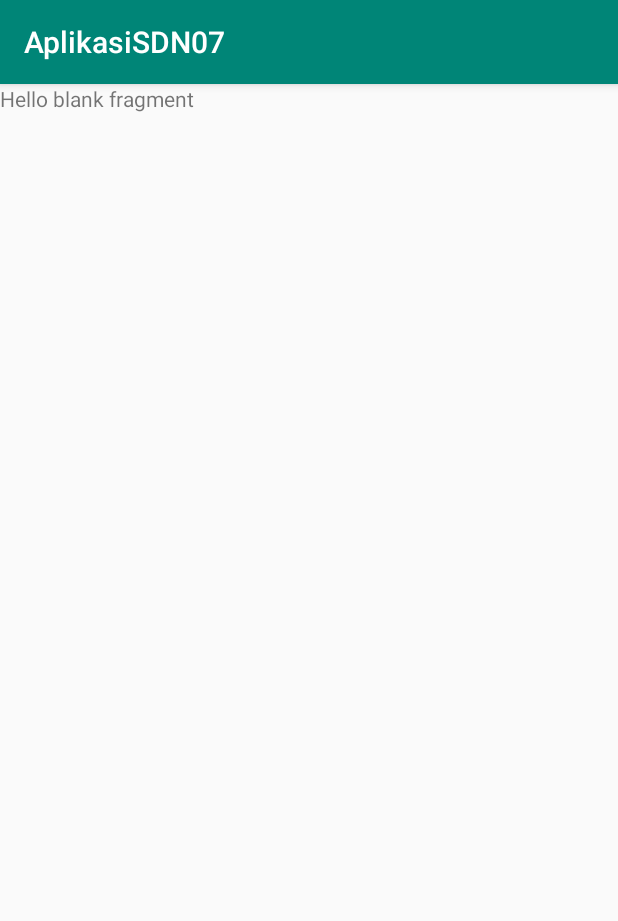
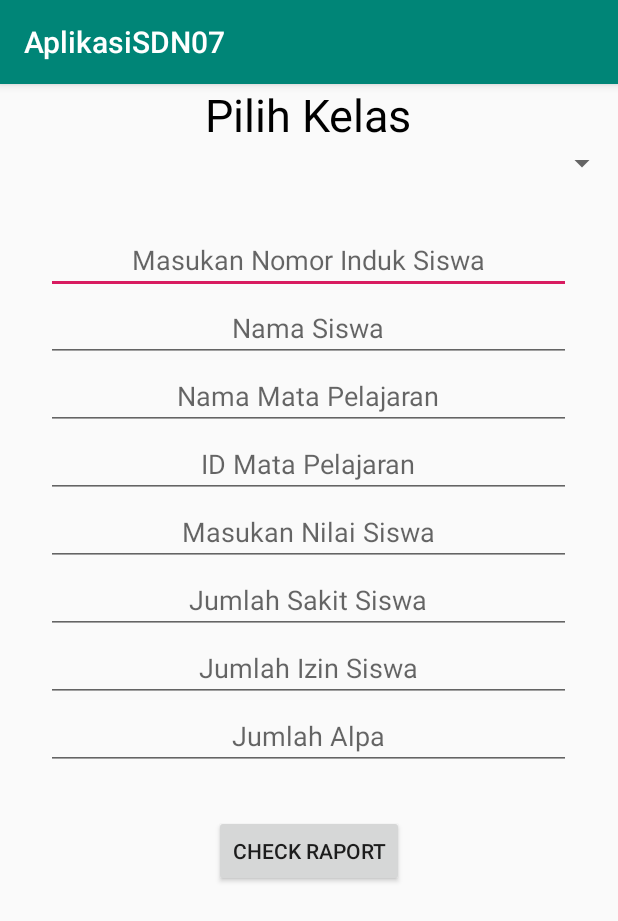
Before and after one commit to musupadi/SDN07RaportManagement, an Android app: the fragment NilaiFragmentGuru shown on its own in the app's theme, on a phone screen of 412 x 824 dp. Shown: the top 921 px of the screen. Run offline under Robolectric (Android 15) with nearby library versions, the phone set to English and light mode, and no system bars; 1 statement that could not run was skipped.

Commit message:
SDN 07 KKP
Signed-off-by: musupadi159@gmail.com <99162262s>

```diff
--- a/app/src/main/java/com/destinyapp/aplikasisdn07/Guru/Fragment/NilaiFragmentGuru.java
+++ b/app/src/main/java/com/destinyapp/aplikasisdn07/Guru/Fragment/NilaiFragmentGuru.java
@@ -1,19 +1,49 @@
 package com.destinyapp.aplikasisdn07.Guru.Fragment;
 
 
+import android.content.Intent;
 import android.os.Bundle;
+import android.support.annotation.NonNull;
+import android.support.annotation.Nullable;
 import android.support.v4.app.Fragment;
 import android.view.LayoutInflater;
 import android.view.View;
 import android.view.ViewGroup;
+import android.widget.AdapterView;
+import android.widget.AutoCompleteTextView;
+import android.widget.Button;
+import android.widget.EditText;
+import android.widget.Spinner;
+import android.widget.TextView;
+import android.widget.Toast;
 
+import com.destinyapp.aplikasisdn07.API.ApiRequest;
+import com.destinyapp.aplikasisdn07.API.RetroServer;
+import com.destinyapp.aplikasisdn07.Guru.Adapter.AdapterKelasSpinner;
+import com.destinyapp.aplikasisdn07.Guru.Adapter.AdapterNIS;
+import com.destinyapp.aplikasisdn07.Guru.Adapter.AdapterNamaMapel;
+import com.destinyapp.aplikasisdn07.Guru.MainGuruActivity;
+import com.destinyapp.aplikasisdn07.Models.DataModel;
+import com.destinyapp.aplikasisdn07.Models.ResponseModel;
 import com.destinyapp.aplikasisdn07.R;
+
+import java.util.ArrayList;
+import java.util.List;
+
+import retrofit2.Call;
+import retrofit2.Callback;
+import retrofit2.Response;
 
 /**
  * A simple {@link Fragment} subclass.
  */
 public class NilaiFragmentGuru extends Fragment {
 
+    Spinner Kelas;
+    AutoCompleteTextView NIS,NamaMapel;
+    EditText NamaSiswa,idMapel,isiNilai,sakit,izin,alpa;
+    private List<DataModel> aList = new ArrayList<>();
+    private AdapterKelasSpinner aSpinner;
 
     public NilaiFragmentGuru() {
         // Required empty public constructor
@@ -27,5 +57,183 @@ public class NilaiFragmentGuru extends Fragment {
         return inflater.inflate(R.layout.fragment_nilai_fragment_guru, container, false);
     }
 
+    @Override
+    public void onViewCreated(@NonNull View view, @Nullable Bundle savedInstanceState) {
+        super.onViewCreated(view, savedInstanceState);
+        Kelas = (Spinner)view.findViewById(R.id.SpinnerKelasPenilaianGuru);
+        NIS = (AutoCompleteTextView)view.findViewById(R.id.ACTNISPenilaianGuru);
+        NamaSiswa = (EditText) view.findViewById(R.id.tvNamaSiswaPenilaianGuru);
+        NamaMapel = (AutoCompleteTextView) view.findViewById(R.id.ACTNamaPelajaranPenilaianGuru);
+        idMapel = (EditText)view.findViewById(R.id.tvIdPelajaranPenilaianGuru);
+        isiNilai = (EditText)view.findViewById(R.id.etIsiNilaiGuru);
+        sakit = (EditText)view.findViewById(R.id.etBanyakSakitGuru);
+        izin = (EditText)view.findViewById(R.id.etBanyakIzinGuru);
+        alpa = (EditText)view.findViewById(R.id.etBanyakAlpaGuru);
+        getKelas();
+        aSpinner = new AdapterKelasSpinner(getActivity(),aList);
+        Kelas.setAdapter(aSpinner);
 
+        Kelas.setOnItemSelectedListener(new AdapterView.OnItemSelectedListener() {
+            @Override
+            public void onItemSelected(AdapterView<?> parent, View view, int position, long id) {
+                DataModel clickedItem = (DataModel) parent.getItemAtPosition(position);
+                String clickedItemNamaKelas = clickedItem.getNama_kelas();
+                GetIDKelas(clickedItemNamaKelas);
+                kosong();
+            }
+
+            @Override
+            public void onNothingSelected(AdapterView<?> parent) {
+
+            }
+        });
+        NIS.setOnFocusChangeListener(new View.OnFocusChangeListener() {
+            @Override
+            public void onFocusChange(View v, boolean hasFocus) {
+                if(!hasFocus){
+                    String nis = NIS.getEditableText().toString();
+                    getNamaFromNIS(nis);
+                }
+            }
+        });
+        NamaMapel.setOnFocusChangeListener(new View.OnFocusChangeListener() {
+            @Override
+            public void onFocusChange(View v, boolean hasFocus) {
+                if(!hasFocus){
+                    String mapel = NamaMapel.getEditableText().toString();
+                    getIDMapel(mapel);
+                }
+            }
+        });
+    }
+    private void getKelas(){
+        ApiRequest api = RetroServer.getClient().create(ApiRequest.class);
+        Call<ResponseModel> GetKelas = api.getKelas();
+        GetKelas.enqueue(new Callback<ResponseModel>() {
+            @Override
+            public void onResponse(Call<ResponseModel> call, Response<ResponseModel> response) {
+                aList=response.body().getResult();
+                AdapterKelasSpinner adapter = new AdapterKelasSpinner(getActivity(),aList);
+                Kelas.setAdapter(adapter);
+            }
+
+            @Override
+            public void onFailure(Call<ResponseModel> call, Throwable t) {
+                Toast.makeText(getActivity(),"Kelas Tidak Ditemukan",Toast.LENGTH_SHORT).show();
+            }
+        });
+    }
+    private void GetIDKelas(String NamaKelas){
+        ApiRequest api = RetroServer.getClient().create(ApiRequest.class);
+        Call<ResponseModel> getIDKelas = api.GetIDKelas(NamaKelas);
+        getIDKelas.enqueue(new Callback<ResponseModel>() {
+            @Override
+            public void onResponse(Call<ResponseModel> call, Response<ResponseModel> response) {
+                String idKelas = response.body().getId_kelas();
+                String tingkatKelas = response.body().getTingkat_kelas();
+                getAutoText(idKelas);
+                getMapel(tingkatKelas);
+            }
+
+            @Override
+            public void onFailure(Call<ResponseModel> call, Throwable t) {
+                Toast.makeText(getActivity(),"Data Error dalam getAUtoNISData",Toast.LENGTH_SHORT).show();
+            }
+        });
+    }
+    private void getAutoText(String idKelas){
+        ApiRequest api = RetroServer.getClient().create(ApiRequest.class);
+        Call<ResponseModel> getAuto = api.getAllSiswaFromGuru(idKelas);
+        getAuto.enqueue(new Callback<ResponseModel>() {
+            @Override
+            public void onResponse(Call<ResponseModel> call, Response<ResponseModel> response) {
+                aList = response.body().getResult();
+                AdapterNIS adapterNIS = new AdapterNIS(getActivity(),aList);
+                NIS.setAdapter(adapterNIS);
+            }
+
+            @Override
+            public void onFailure(Call<ResponseModel> call, Throwable t) {
+                Toast.makeText(getActivity(),"Data Error pada getAutoText Method",Toast.LENGTH_SHORT).show();
+            }
+        });
+    }
+    private void getNamaFromNIS(String nis){
+        ApiRequest api = RetroServer.getClient().create(ApiRequest.class);
+        Call<ResponseModel> getNama = api.getDataSiswa(nis);
+        getNama.enqueue(new Callback<ResponseModel>() {
+            @Override
+            public void onResponse(Call<ResponseModel> call, Response<ResponseModel> response) {
+                String nama = response.body().getNama_siswa();
+                NamaSiswa.setText(nama);
+            }
+
+            @Override
+            public void onFailure(Call<ResponseModel> call, Throwable t) {
+                Toast.makeText(getActivity(),"Data Error dalam getNamaFromNis Method",Toast.LENGTH_SHORT).show();
+            }
+        });
+    }
+    private void getMapel(String tingkatKelas){
+        ApiRequest api = RetroServer.getClient().create(ApiRequest.class);
+        Call<ResponseModel> getMapel = api.getMapel(tingkatKelas);
+        getMapel.enqueue(new Callback<ResponseModel>() {
+            @Override
+            public void onResponse(Call<ResponseModel> call, Response<ResponseModel> response) {
+                aList=response.body().getResult();
+                AdapterNamaMapel adapter = new AdapterNamaMapel(getActivity(),aList);
+                NamaMapel.setAdapter(adapter);
+            }
+
+            @Override
+            public void onFailure(Call<ResponseModel> call, Throwable t) {
+                Toast.makeText(getActivity(),"Data Error dalam getMapel Method",Toast.LENGTH_SHORT).show();
+            }
+        });
+    }
+    private void getIDMapel(final String ID){
+        ApiRequest api = RetroServer.getClient().create(ApiRequest.class);
+        Call<ResponseModel> getIDMapel = api.getIDMapel(ID);
+        getIDMapel.enqueue(new Callback<ResponseModel>() {
+            @Override
+            public void onResponse(Call<ResponseModel> call, Response<ResponseModel> response) {
+                idMapel.setText(response.body().getId_mapel());
+                String nis = NIS.getEditableText().toString();
+                AutoNilai(nis,response.body().getId_mapel());
+            }
+
+            @Override
+            public void onFailure(Call<ResponseModel> call, Throwable t) {
+                Toast.makeText(getActivity(),"Data Error dalam getIDMapel Method",Toast.LENGTH_SHORT).show();
+            }
+        });
+    }
+    private void AutoNilai(String nis,String IDMapel){
+        ApiRequest api = RetroServer.getClient().create(ApiRequest.class);
+        Call<ResponseModel> getNilai = api.GetNilai(nis,IDMapel);
+        getNilai.enqueue(new Callback<ResponseModel>() {
+            @Override
+            public void onResponse(Call<ResponseModel> call, Response<ResponseModel> response) {
+                String Response = response.body().getResponse();
+                if(Response.equals("Succes")){
+                    isiNilai.setText(response.body().getNilai());
+                }
+            }
+
+            @Override
+            public void onFailure(Call<ResponseModel> call, Throwable t) {
+                Toast.makeText(getActivity(),"Data Error di AutoNilai",Toast.LENGTH_SHORT).show();
+            }
+        });
+    }
+    private void kosong(){
+        NIS.setText("");
+        NamaSiswa.setText("");
+        NamaMapel.setText("");
+        idMapel.setText("");
+        isiNilai.setText("");
+        sakit.setText("");
+        izin.setText("");
+        alpa.setText("");
+    }
 }
--- a/app/src/main/java/com/destinyapp/aplikasisdn07/Guru/Fragment/RaportSiswaGuru.java
+++ b/app/src/main/java/com/destinyapp/aplikasisdn07/Guru/Fragment/RaportSiswaGuru.java
@@ -13,6 +13,7 @@ import android.view.ViewGroup;
 import android.widget.AdapterView;
 import android.widget.AutoCompleteTextView;
 import android.widget.Button;
+import android.widget.EditText;
 import android.widget.Spinner;
 import android.widget.TextView;
 import android.widget.Toast;
@@ -41,7 +42,7 @@ import retrofit2.Response;
 public class RaportSiswaGuru extends Fragment {
     Spinner Kelas;
     AutoCompleteTextView NIS;
-    TextView NamaSiswa;
+    EditText NamaSiswa;
     Button btnCheck;
     private List<DataModel> aList = new ArrayList<>();
     private AdapterKelasSpinner aSpinner;
@@ -63,7 +64,7 @@ public class RaportSiswaGuru extends Fragment {
         super.onViewCreated(view, savedInstanceState);
         Kelas = (Spinner)view.findViewById(R.id.SpinnerKelasGuru);
         NIS = (AutoCompleteTextView)view.findViewById(R.id.ACTNISGuru);
-        NamaSiswa = (TextView)view.findViewById(R.id.tvNamaSiswaRaportGuru);
+        NamaSiswa = (EditText) view.findViewById(R.id.tvNamaSiswaRaportGuru);
         btnCheck = (Button)view.findViewById(R.id.btnCheckRaport);
 
         //Logic
--- a/app/src/main/java/com/destinyapp/aplikasisdn07/Guru/MainGuruActivity.java
+++ b/app/src/main/java/com/destinyapp/aplikasisdn07/Guru/MainGuruActivity.java
@@ -31,6 +31,7 @@ import com.destinyapp.aplikasisdn07.Guru.Fragment.AbsensiSiswaGuru;
 import com.destinyapp.aplikasisdn07.Guru.Fragment.AllClassFragmentGuru;
 import com.destinyapp.aplikasisdn07.Guru.Fragment.AllSiswaInKelasGuru;
 import com.destinyapp.aplikasisdn07.Guru.Fragment.GuruMengajarFragment;
+import com.destinyapp.aplikasisdn07.Guru.Fragment.NilaiFragmentGuru;
 import com.destinyapp.aplikasisdn07.Guru.Fragment.PemberianNilaiFragment;
 import com.destinyapp.aplikasisdn07.Guru.Fragment.RaportFinalSiswaGuru;
 import com.destinyapp.aplikasisdn07.Guru.Fragment.RaportSiswaGuru;
@@ -177,7 +178,7 @@ public class MainGuruActivity extends AppCompatActivity
         } else if (id == R.id.nav_absenGuru) {
             fragment = new AbsenSiswaGuru();
         } else if (id == R.id.nav_penilaianGuru) {
-            fragment = new AllClassFragmentGuru();
+            fragment = new NilaiFragmentGuru();
         }else if (id == R.id.nav_raportGuru) {
             fragment = new RaportSiswaGuru();
         } else if (id == R.id.nav_tugasGuru) {
--- a/app/src/main/res/layout/fragment_nilai_fragment_guru.xml
+++ b/app/src/main/res/layout/fragment_nilai_fragment_guru.xml
@@ -1,14 +1,104 @@
 <?xml version="1.0" encoding="utf-8"?>
-<FrameLayout xmlns:android="http://schemas.android.com/apk/res/android"
+<LinearLayout xmlns:android="http://schemas.android.com/apk/res/android"
     xmlns:tools="http://schemas.android.com/tools"
     android:layout_width="match_parent"
     android:layout_height="match_parent"
-    tools:context=".Guru.Fragment.NilaiFragmentGuru">
+    tools:context=".Guru.Fragment.RaportSiswaGuru"
+    android:orientation="vertical">
 
-    <!-- TODO: Update blank fragment layout -->
+
     <TextView
+        android:layout_width="wrap_content"
+        android:layout_height="wrap_content"
+        android:text="Pilih Kelas"
+        android:layout_gravity="center_horizontal"
+        android:textSize="30dp"
+        android:textColor="@android:color/black"/>
+    <Spinner
+        android:id="@+id/SpinnerKelasPenilaianGuru"
+        android:autofillHints="Masukan Nama Kelas"
+        android:gravity="center"
+        android:layout_gravity="right"
         android:layout_width="match_parent"
-        android:layout_height="match_parent"
-        android:text="@string/hello_blank_fragment" />
+        android:layout_height="wrap_content">
+    </Spinner>
 
-</FrameLayout>
+
+    <AutoCompleteTextView
+        android:layout_marginTop="30dp"
+        android:gravity="center"
+        android:hint="Masukan Nomor Induk Siswa"
+        android:id="@+id/ACTNISPenilaianGuru"
+        android:layout_gravity="center_horizontal"
+        android:layout_width="350dp"
+        android:layout_height="wrap_content" />
+    <EditText
+        android:id="@+id/tvNamaSiswaPenilaianGuru"
+        android:hint="Nama Siswa"
+        tools:text="Muhammad Supriyadi"
+        android:gravity="center"
+        android:layout_gravity="center_horizontal"
+        android:layout_width="350dp"
+        android:layout_height="wrap_content"
+        />
+    <AutoCompleteTextView
+        android:gravity="center"
+        android:hint="Nama Mata Pelajaran"
+        android:id="@+id/ACTNamaPelajaranPenilaianGuru"
+        android:layout_gravity="center_horizontal"
+        android:layout_width="350dp"
+        android:layout_height="wrap_content" />
+    <EditText
+        android:id="@+id/tvIdPelajaranPenilaianGuru"
+        tools:text="1"
+        android:hint="ID Mata Pelajaran"
+        android:gravity="center"
+        android:layout_gravity="center_horizontal"
+        android:layout_width="350dp"
+        android:layout_height="wrap_content"
+        />
+    <EditText
+        android:id="@+id/etIsiNilaiGuru"
+        android:hint="Masukan Nilai Siswa"
+        tools:text="90"
+        android:gravity="center"
+        android:layout_gravity="center_horizontal"
+        android:layout_width="350dp"
+        android:layout_height="wrap_content"
+        />
+    <EditText
+        android:id="@+id/etBanyakSakitGuru"
+        android:hint="Jumlah Sakit Siswa"
+        tools:text="1"
+        android:gravity="center"
+        android:layout_gravity="center_horizontal"
+        android:layout_width="350dp"
+        android:layout_height="wrap_content"
+        />
+    <EditText
+        android:id="@+id/etBanyakIzinGuru"
+        android:hint="Jumlah Izin Siswa"
+        tools:text="0"
+        android:gravity="center"
+        android:layout_gravity="center_horizontal"
+        android:layout_width="350dp"
+        android:layout_height="wrap_content"
+        />
+    <EditText
+        android:id="@+id/etBanyakAlpaGuru"
+        android:hint="Jumlah Alpa"
+        tools:text="1"
+        android:gravity="center"
+        android:layout_gravity="center_horizontal"
+        android:layout_width="350dp"
+        android:layout_height="wrap_content"
+        />
+
+    <Button
+        android:layout_marginTop="30dp"
+        android:id="@+id/btnCheckRaport"
+        android:layout_width="wrap_content"
+        android:layout_height="wrap_content"
+        android:text="Check Raport"
+        android:layout_gravity="center_horizontal"/>
+</LinearLayout>
```
Lines whose indentation alone changed are shown as unchanged.
